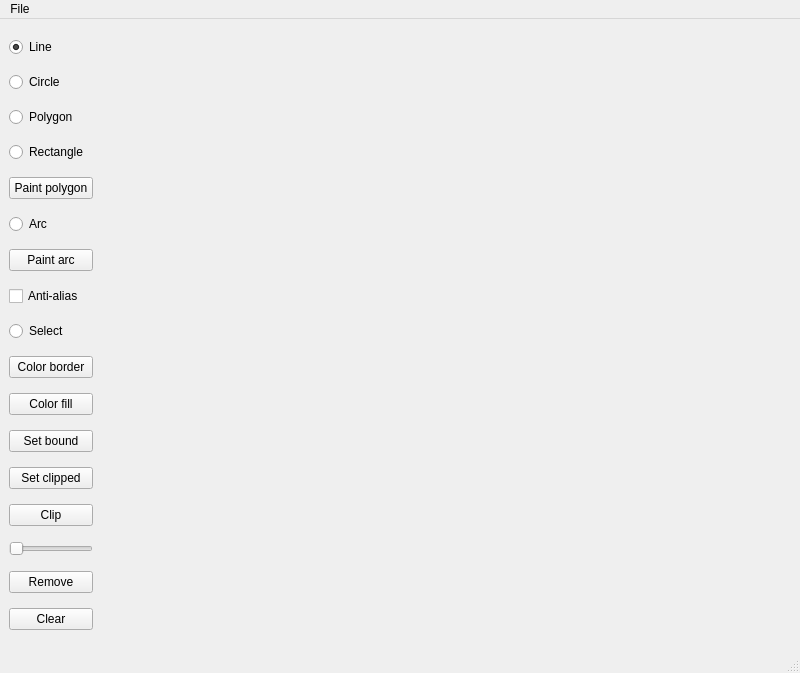
Qt form mainwindow.ui (radieus/triangles-and-squares) before a commit.
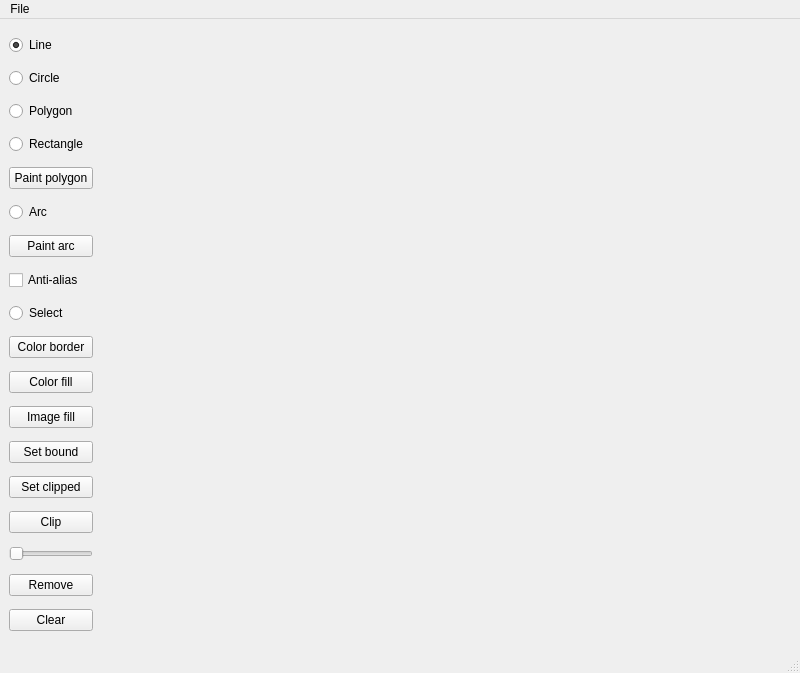
The same form after that commit.

Commit message: Adds filling with image

```diff
--- a/mainwindow.ui
+++ b/mainwindow.ui
@@ -119,6 +119,13 @@
         </property>
        </widget>
       </item>
+      <item>
+       <widget class="QPushButton" name="imageFillButton">
+        <property name="text">
+         <string>Image fill</string>
+        </property>
+       </widget>
+      </item>
       <item>
        <widget class="QPushButton" name="setBoundButton">
         <property name="text">
```
The commit also changes 13 other files.
